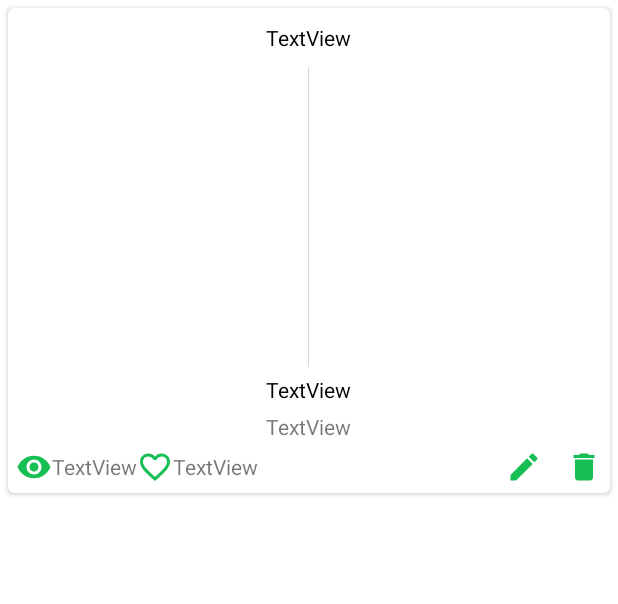
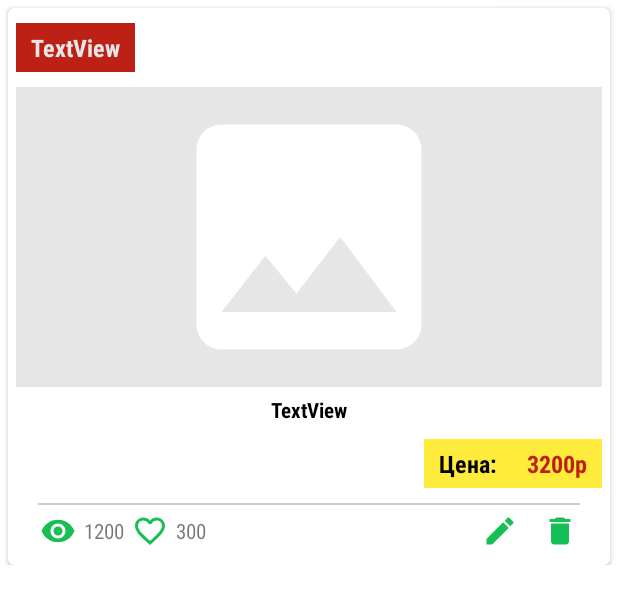
Before and after one commit to NFR-161/PostApp, an Android app: the layout ad_list_item.xml on its own in the app's theme, with its tools: preview values and no code run, on a phone screen of 412 x 824 dp. Shown: the top 604 px of the screen. Run offline under Robolectric (Android 15) with nearby library versions, the phone set to English and light mode, and no system bars.

```diff
--- a/app/src/main/java/com/exampleone/postapp/act/EditAdsAct.kt
+++ b/app/src/main/java/com/exampleone/postapp/act/EditAdsAct.kt
@@ -30,7 +30,7 @@ class EditAdsAct : AppCompatActivity(), FragmentCloseInterface {
     lateinit var imageAdapter: ImageAdapter
     var chooseImageFrag: ImageListFrag? = null
     var editImagePos = 0
-    private val dbManager = DbManager()
+    private val dbManager = DbManager(null)
 
     override fun onCreate(savedInstanceState: Bundle?) {
         super.onCreate(savedInstanceState)
@@ -125,6 +125,7 @@ class EditAdsAct : AppCompatActivity(), FragmentCloseInterface {
                 editIndex.text.toString(),
                 checkBoxWithSending.isChecked.toString(),
                 tvCat.text.toString(),
+                edTitle.text.toString(),
                 edPrice.text.toString(),
                 edDescription.text.toString(),
                 dbManager.db.push().key
--- a/app/src/main/java/com/exampleone/postapp/data/Ad.kt
+++ b/app/src/main/java/com/exampleone/postapp/data/Ad.kt
@@ -7,6 +7,7 @@ data class Ad(
     val index: String? = null,
     val withSending: String? = null,
     val category: String? = null,
+    val title: String? = null,
     val price: String? = null,
     val description: String? = null,
     val key: String? = null
--- /dev/null
+++ b/app/src/main/res/drawable/ic_def_image.xml
@@ -0,0 +1,5 @@
+<vector android:height="24dp" android:tint="#FFFFFF"
+    android:viewportHeight="24" android:viewportWidth="24"
+    android:width="24dp" xmlns:android="http://schemas.android.com/apk/res/android">
+    <path android:fillColor="@android:color/white" android:pathData="M21,19V5c0,-1.1 -0.9,-2 -2,-2H5c-1.1,0 -2,0.9 -2,2v14c0,1.1 0.9,2 2,2h14c1.1,0 2,-0.9 2,-2zM8.5,13.5l2.5,3.01L14.5,12l4.5,6H5l3.5,-4.5z"/>
+</vector>
--- a/app/src/main/res/drawable/ic_new_ads.xml
+++ b/app/src/main/res/drawable/ic_new_ads.xml
@@ -1,4 +1,4 @@
-<vector android:height="24dp" android:tint="#FFFFFF"
+<vector android:height="24dp" android:tint="@color/green_main"
     android:viewportHeight="24" android:viewportWidth="24"
     android:width="24dp" xmlns:android="http://schemas.android.com/apk/res/android">
     <path android:fillColor="@android:color/white" android:pathData="M12,2C6.48,2 2,6.48 2,12s4.48,10 10,10 10,-4.48 10,-10S17.52,2 12,2zM17,13h-4v4h-2v-4L7,13v-2h4L11,7h2v4h4v2z"/>
--- a/app/src/main/res/layout/ad_list_item.xml
+++ b/app/src/main/res/layout/ad_list_item.xml
@@ -3,7 +3,7 @@
     xmlns:app="http://schemas.android.com/apk/res-auto"
     xmlns:tools="http://schemas.android.com/tools"
     android:layout_width="match_parent"
-    android:layout_height="match_parent">
+    android:layout_height="wrap_content">
 
     <androidx.cardview.widget.CardView
         android:layout_width="0dp"
@@ -21,52 +21,107 @@
         <androidx.appcompat.widget.LinearLayoutCompat
             android:layout_width="match_parent"
             android:layout_height="match_parent"
-            android:gravity="center_horizontal"
-            android:orientation="vertical">
+            android:orientation="vertical"
+            android:paddingBottom="5dp">
 
             <TextView
                 android:id="@+id/tvTitle"
                 android:layout_width="wrap_content"
                 android:layout_height="wrap_content"
+                android:layout_marginStart="5dp"
                 android:layout_marginTop="10dp"
+                android:background="@color/color_red1"
+                android:fontFamily="sans-serif-condensed"
+                android:paddingStart="10dp"
+                android:paddingTop="5dp"
+                android:paddingEnd="10dp"
+                android:paddingBottom="5dp"
                 android:text="TextView"
-                android:textColor="@color/black"
+                android:textColor="@color/grey"
+                android:textSize="16sp"
+                android:textStyle="bold"
                 app:layout_constraintEnd_toEndOf="parent"
                 app:layout_constraintStart_toStartOf="parent"
                 app:layout_constraintTop_toTopOf="parent" />
 
             <ImageView
                 android:id="@+id/mainImage"
-                android:layout_width="wrap_content"
+                android:layout_width="match_parent"
                 android:layout_height="200dp"
                 android:layout_marginStart="5dp"
                 android:layout_marginTop="10dp"
                 android:layout_marginEnd="5dp"
+                android:background="@color/grey"
                 app:layout_constraintEnd_toEndOf="parent"
                 app:layout_constraintStart_toStartOf="parent"
                 app:layout_constraintTop_toBottomOf="@+id/tvTitle"
-                tools:srcCompat="@tools:sample/backgrounds/scenic" />
+                tools:srcCompat="@drawable/ic_def_image" />
 
             <TextView
                 android:id="@+id/tvDescription"
-                android:layout_width="wrap_content"
+                android:layout_width="match_parent"
                 android:layout_height="wrap_content"
                 android:layout_marginStart="5dp"
                 android:layout_marginTop="5dp"
                 android:layout_marginEnd="5dp"
+                android:fontFamily="sans-serif-condensed"
                 android:gravity="center_horizontal"
                 android:text="TextView"
-                android:textColor="@color/black" />
+                android:textColor="@color/black"
+                android:textStyle="bold" />
 
-            <TextView
-                android:id="@+id/tvPrice"
-                android:layout_width="wrap_content"
-                android:layout_height="wrap_content"
+            <LinearLayout
+                android:layout_width="match_parent"
+                android:layout_height="match_parent"
                 android:layout_marginStart="5dp"
-                android:layout_marginTop="5dp"
+                android:layout_marginTop="10dp"
                 android:layout_marginEnd="5dp"
-                android:gravity="center_horizontal"
-                android:text="TextView" />
+                android:layout_marginBottom="10dp"
+                android:gravity="right"
+                android:orientation="horizontal">
+
+                <TextView
+                    android:id="@+id/tvPriceDes"
+                    android:layout_width="wrap_content"
+                    android:layout_height="wrap_content"
+                    android:layout_weight="0"
+                    android:background="@color/yellow"
+                    android:fontFamily="sans-serif-condensed"
+                    android:gravity="center_horizontal"
+                    android:paddingStart="10dp"
+                    android:paddingTop="5dp"
+                    android:paddingEnd="10dp"
+                    android:paddingBottom="5dp"
+                    android:text="@string/price_desc"
+                    android:textColor="@color/black"
+                    android:textSize="16sp"
+                    android:textStyle="bold" />
+
+                <TextView
+                    android:id="@+id/tvPrice"
+                    android:layout_width="wrap_content"
+                    android:layout_height="wrap_content"
+                    android:background="@color/yellow"
+                    android:fontFamily="sans-serif-condensed"
+                    android:gravity="center_horizontal"
+                    android:paddingStart="10dp"
+                    android:paddingTop="5dp"
+                    android:paddingEnd="10dp"
+                    android:paddingBottom="5dp"
+                    android:text="3200р"
+                    android:textColor="@color/color_red1"
+                    android:textSize="16sp"
+                    android:textStyle="bold" />
+
+            </LinearLayout>
+
+            <LinearLayout
+                android:layout_width="match_parent"
+                android:layout_height="1dp"
+                android:layout_marginStart="20dp"
+                android:layout_marginEnd="20dp"
+                android:background="@color/grey_dark"
+                android:orientation="horizontal"></LinearLayout>
 
             <LinearLayout
                 android:layout_width="match_parent"
@@ -85,6 +140,7 @@
                         android:id="@+id/imCounters"
                         android:layout_width="wrap_content"
                         android:layout_height="wrap_content"
+                        android:layout_marginStart="16dp"
                         android:layout_weight="0"
                         app:srcCompat="@drawable/ic_eye" />
 
@@ -92,13 +148,16 @@
                         android:id="@+id/tvViewCounter"
                         android:layout_width="wrap_content"
                         android:layout_height="wrap_content"
+                        android:layout_marginStart="5dp"
                         android:layout_weight="0"
-                        android:text="TextView" />
+                        android:fontFamily="sans-serif-condensed"
+                        android:text="1200" />
 
                     <ImageButton
                         android:id="@+id/ibFav"
                         android:layout_width="wrap_content"
                         android:layout_height="wrap_content"
+                        android:layout_marginStart="5dp"
                         android:layout_weight="0"
                         android:background="@android:color/transparent"
                         app:srcCompat="@drawable/ic_fav_normal" />
@@ -107,8 +166,10 @@
                         android:id="@+id/tvFavCounter"
                         android:layout_width="wrap_content"
                         android:layout_height="wrap_content"
+                        android:layout_marginStart="5dp"
                         android:layout_weight="0"
-                        android:text="TextView" />
+                        android:text="300"
+                        android:fontFamily="sans-serif-condensed" />
                 </LinearLayout>
 
                 <LinearLayout
@@ -131,6 +192,7 @@
                         android:id="@+id/ibDeleteAd"
                         android:layout_width="wrap_content"
                         android:layout_height="wrap_content"
+                        android:layout_marginEnd="16dp"
                         android:background="@android:color/transparent"
                         app:srcCompat="@drawable/ic_delete_ad" />
 
```
Also changed, not shown: app/src/main/java/com/exampleone/postapp/MainActivity.kt (+21 -2 lines), app/src/main/java/com/exampleone/postapp/adapters/AdsRcAdapter.kt (added, +46 -0 lines), app/src/main/java/com/exampleone/postapp/database/DbManager.kt (+6 -3 lines), app/src/main/java/com/exampleone/postapp/database/ReadDataCallback.kt (added, +9 -0 lines), app/src/main/res/layout/activity_edit_ads.xml (+23 -0 lines), app/src/main/res/layout/main_content.xml (+8 -5 lines), app/src/main/res/values/themes.xml (+7 -2 lines), 1 other file.
